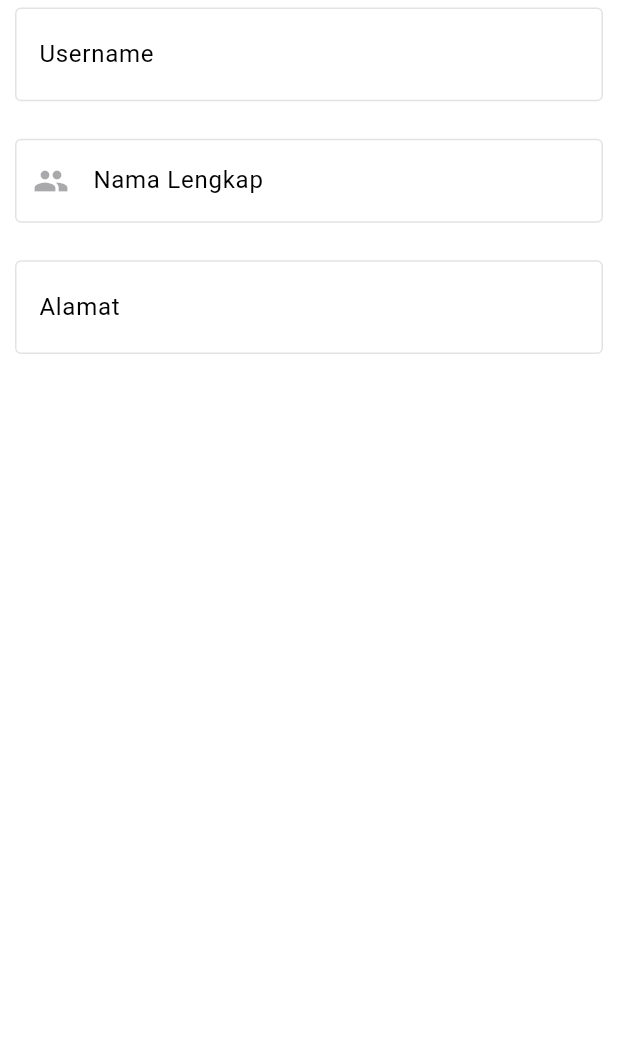
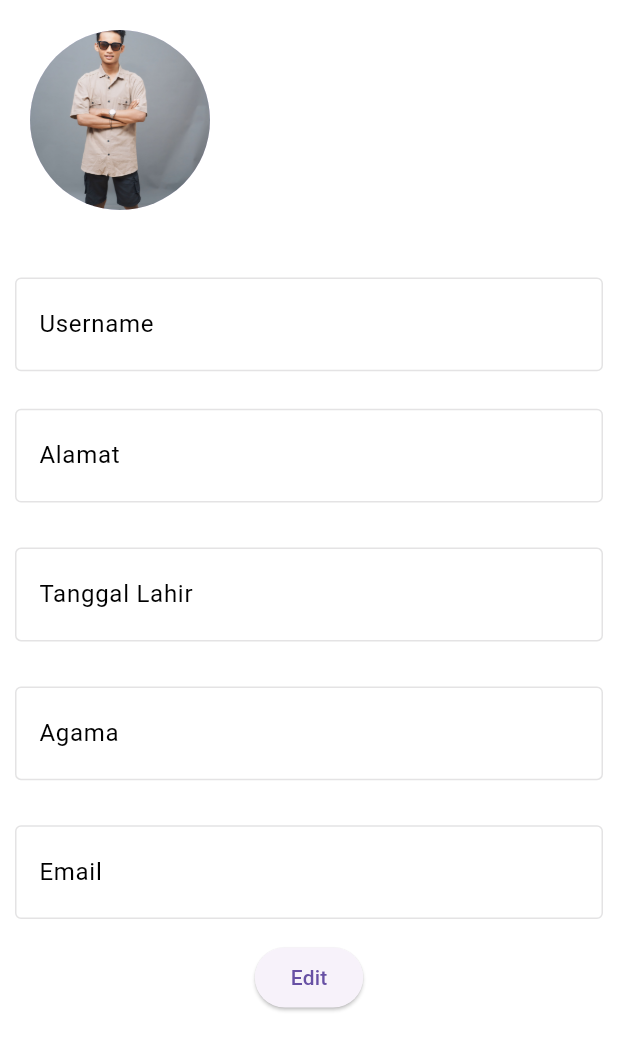
Before and after one commit to BHS-Fiks-Semester4/Fiks-Mobile, a Flutter app: the Profile screen opened directly with empty values, on a phone screen of 412 x 824 dp. Shown: the top 1050 px of the screen. Run offline on Flutter 3.47's test engine with Material 3 defaults, Android fonts, the phone set to English and light mode, and no system bars.

Commit message:
ok
update profile

```diff
--- a/lib/view/Profile.dart
+++ b/lib/view/Profile.dart
@@ -19,6 +19,33 @@ class _ProfileState extends State<Profile> {
           child: Column(
             mainAxisAlignment: MainAxisAlignment.center,
             children: [
+              Padding(
+                padding: const EdgeInsets.all(20.0),
+                child: Row(
+                  children: [
+                    CircleAvatar(
+                      radius: 60,
+                      backgroundImage: AssetImage(
+                          'assets/poto.png'), // Ganti dengan path gambar Anda
+                    ),
+                    SizedBox(width: 20),
+                    Column(
+                      crossAxisAlignment: CrossAxisAlignment.start,
+                      children: [
+                        Text(
+                          widget.user.name,
+                          style: TextStyle(
+                            fontSize: 24,
+                            fontWeight: FontWeight.bold,
+                          ),
+                        ),
+
+                      ],
+                    ),
+                  ],
+                ),
+              ),
+              SizedBox(height: 20),
               Container(
                 width: 430,
                 padding: const EdgeInsets.fromLTRB(10, 5, 10, 5),
@@ -41,23 +68,6 @@ class _ProfileState extends State<Profile> {
                 padding: const EdgeInsets.fromLTRB(10, 5, 10, 5),
                 child: TextField(
                   controller:
-                      TextEditingController(text: '${widget.user.name}'),
-                  style: TextStyle(fontSize: 16, color: Colors.black),
-                  enabled: false,
-                  decoration: InputDecoration(
-                    border: OutlineInputBorder(),
-                    labelText: 'Nama Lengkap',
-                    prefixIcon: Icon(Icons.people),
-                    labelStyle: TextStyle(color: Colors.black),
-                  ),
-                ),
-              ),
-              SizedBox(height: 15),
-              Container(
-                width: 430,
-                padding: const EdgeInsets.fromLTRB(10, 5, 10, 5),
-                child: TextField(
-                  controller:
                       TextEditingController(text: '${widget.user.alamat}'),
                   style: TextStyle(fontSize: 16, color: Colors.black),
                   enabled: false,
@@ -69,6 +79,64 @@ class _ProfileState extends State<Profile> {
                   ),
                 ),
               ),
+              SizedBox(height: 20),
+              Container(
+                width: 430,
+                padding: const EdgeInsets.fromLTRB(10, 5, 10, 5),
+                child: TextField(
+                  controller:
+                      TextEditingController(text: '${widget.user.tanggal_lahir}'),
+                  style: TextStyle(fontSize: 16, color: Colors.black),
+                  enabled: false,
+                  decoration: InputDecoration(
+                    border: OutlineInputBorder(),
+                    labelText: 'Tanggal Lahir',
+                    prefix: Icon(Icons.person),
+                    labelStyle: TextStyle(color: Colors.black),
+                  ),
+                ),
+              ),
+              SizedBox(height: 20),
+              Container(
+                width: 430,
+                padding: const EdgeInsets.fromLTRB(10, 5, 10, 5),
+                child: TextField(
+                  controller:
+                      TextEditingController(text: '${widget.user.agama}'),
+                  style: TextStyle(fontSize: 16, color: Colors.black),
+                  enabled: false,
+                  decoration: InputDecoration(
+                    border: OutlineInputBorder(),
+                    labelText: 'Agama',
+                    prefix: Icon(Icons.person),
+                    labelStyle: TextStyle(color: Colors.black),
+                  ),
+                ),
+              ),
+              SizedBox(height: 20),
+              Container(
+                width: 430,
+                padding: const EdgeInsets.fromLTRB(10, 5, 10, 5),
+                child: TextField(
+                  controller:
+                      TextEditingController(text: '${widget.user.email}'),
+                  style: TextStyle(fontSize: 16, color: Colors.black),
+                  enabled: false,
+                  decoration: InputDecoration(
+                    border: OutlineInputBorder(),
+                    labelText: 'Email',
+                    prefix: Icon(Icons.person),
+                    labelStyle: TextStyle(color: Colors.black),
+                  ),
+                ),
+              ),
+               SizedBox(height: 10),
+                        ElevatedButton(
+                          onPressed: () {
+                            // Aksi saat tombol "Edit" ditekan
+                          },
+                          child: Text("Edit"),
+                        ),
             ],
           ),
         ),
--- a/pubspec.yaml
+++ b/pubspec.yaml
@@ -22,4 +22,5 @@ dev_dependencies:
 flutter:
   uses-material-design: true
   assets:
+    - assets/poto.png
     - assets/logo.png
```
Also changed, not shown: assets/poto.png (added), lib/view/editprofile.dart (added).
